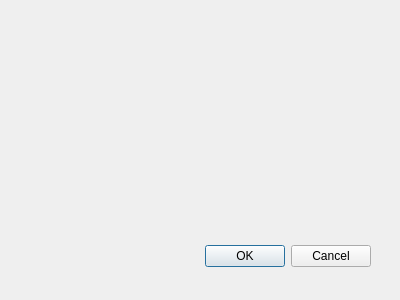
First picture: the form in TimelineArchitect/newevent.ui, repository GrzegorzDomaradzki/TimelineArchitect, before the edit.
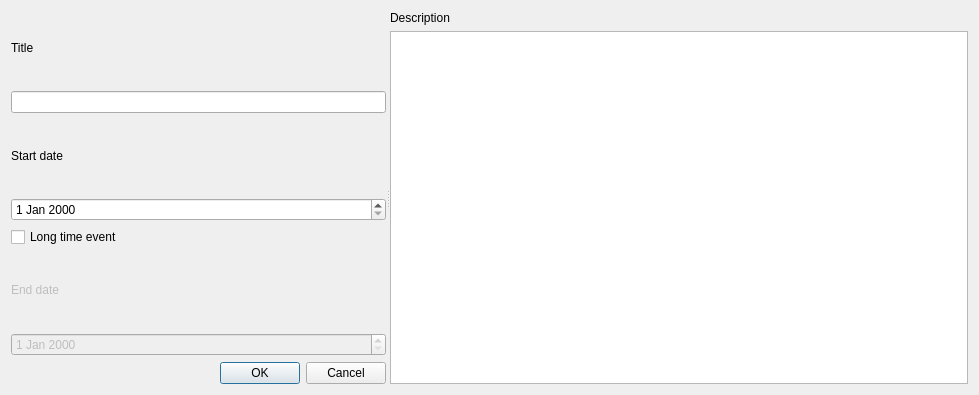
Second picture: the form after the edit.

Diff of the .ui file:
```diff
--- a/TimelineArchitect/newevent.ui
+++ b/TimelineArchitect/newevent.ui
@@ -8,29 +8,94 @@
    <rect>
     <x>0</x>
     <y>0</y>
-    <width>400</width>
-    <height>300</height>
+    <width>979</width>
+    <height>395</height>
    </rect>
   </property>
   <property name="windowTitle">
    <string>Dialog</string>
   </property>
-  <widget class="QDialogButtonBox" name="buttonBox">
-   <property name="geometry">
-    <rect>
-     <x>30</x>
-     <y>240</y>
-     <width>341</width>
-     <height>32</height>
-    </rect>
-   </property>
-   <property name="orientation">
-    <enum>Qt::Horizontal</enum>
-   </property>
-   <property name="standardButtons">
-    <set>QDialogButtonBox::Cancel|QDialogButtonBox::Ok</set>
-   </property>
-  </widget>
+  <layout class="QVBoxLayout" name="verticalLayout_3">
+   <item>
+    <widget class="QSplitter" name="splitter">
+     <property name="orientation">
+      <enum>Qt::Horizontal</enum>
+     </property>
+     <widget class="QWidget" name="">
+      <layout class="QVBoxLayout" name="verticalLayout">
+       <item>
+        <widget class="QLabel" name="label_2">
+         <property name="text">
+          <string>Title</string>
+         </property>
+        </widget>
+       </item>
+       <item>
+        <widget class="QLineEdit" name="Title"/>
+       </item>
+       <item>
+        <widget class="QLabel" name="label">
+         <property name="text">
+          <string>Start date</string>
+         </property>
+        </widget>
+       </item>
+       <item>
+        <widget class="QDateEdit" name="StartDate"/>
+       </item>
+       <item>
+        <widget class="QCheckBox" name="LongTime">
+         <property name="text">
+          <string>Long time event</string>
+         </property>
+        </widget>
+       </item>
+       <item>
+        <widget class="QLabel" name="LongTimeLabel">
+         <property name="enabled">
+          <bool>false</bool>
+         </property>
+         <property name="text">
+          <string>End date</string>
+         </property>
+        </widget>
+       </item>
+       <item>
+        <widget class="QDateEdit" name="EndDate">
+         <property name="enabled">
+          <bool>false</bool>
+         </property>
+        </widget>
+       </item>
+       <item>
+        <widget class="QDialogButtonBox" name="buttonBox">
+         <property name="orientation">
+          <enum>Qt::Horizontal</enum>
+         </property>
+         <property name="standardButtons">
+          <set>QDialogButtonBox::Cancel|QDialogButtonBox::Ok</set>
+         </property>
+        </widget>
+       </item>
+      </layout>
+     </widget>
+     <widget class="QWidget" name="">
+      <layout class="QVBoxLayout" name="verticalLayout_2">
+       <item>
+        <widget class="QLabel" name="label_3">
+         <property name="text">
+          <string>Description</string>
+         </property>
+        </widget>
+       </item>
+       <item>
+        <widget class="QTextEdit" name="textEdit"/>
+       </item>
+      </layout>
+     </widget>
+    </widget>
+   </item>
+  </layout>
  </widget>
  <pixmapfunction/>
  <resources/>
```
Left out of the diff: 21 changed lines with no effect on the pictures.
